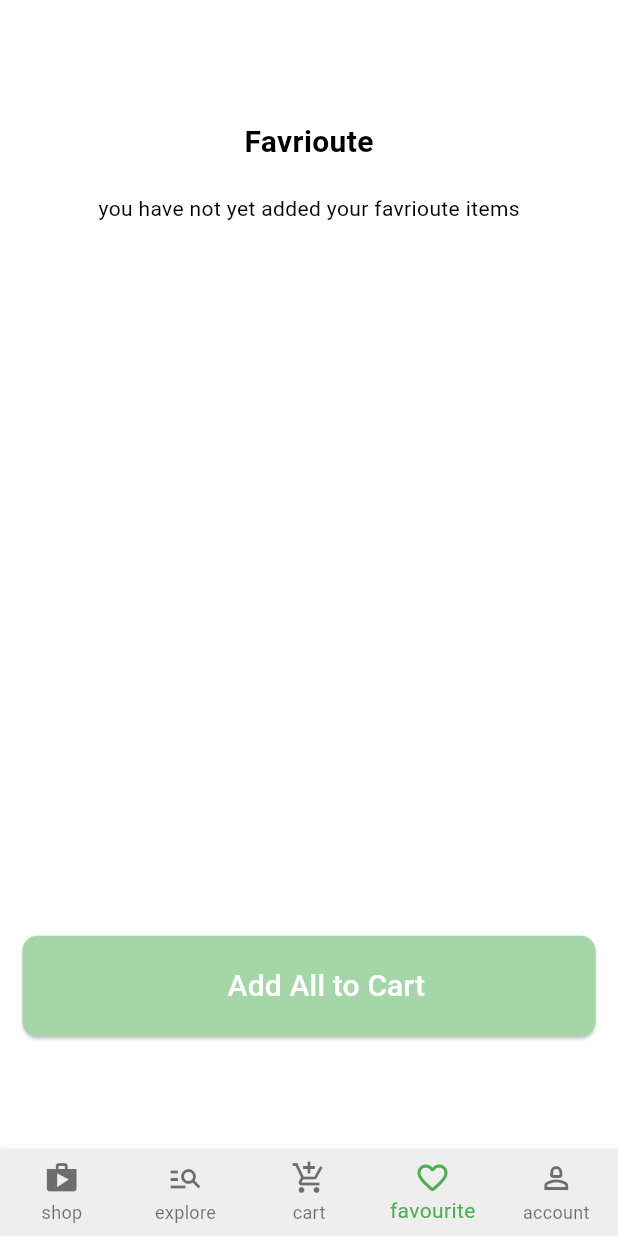
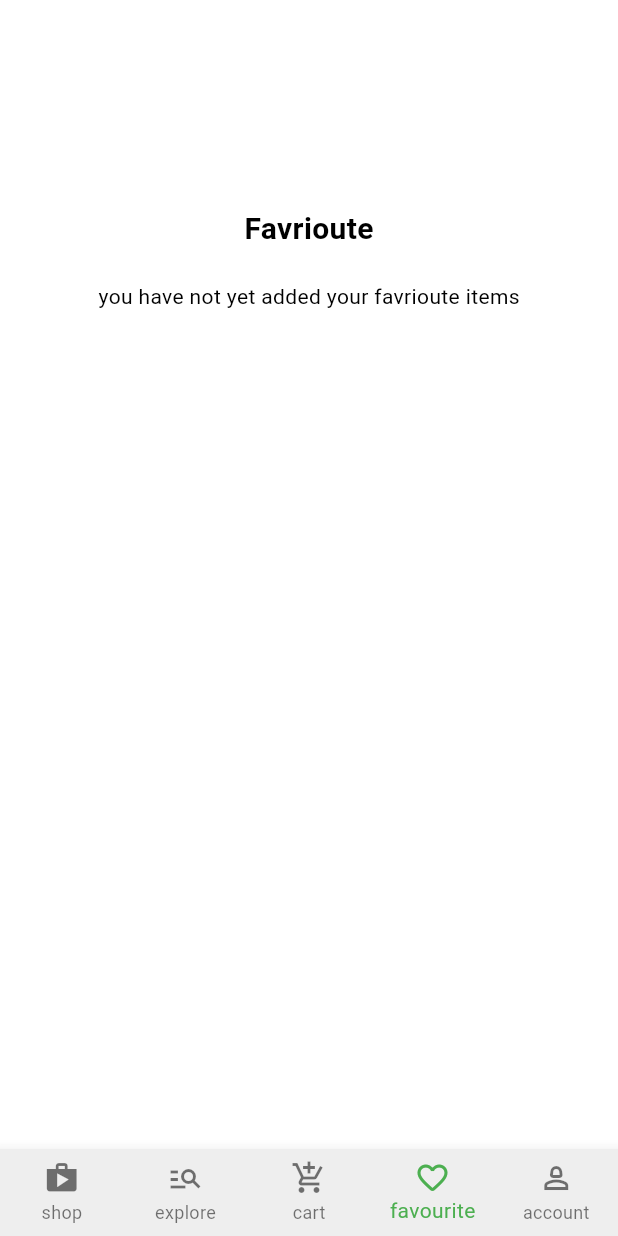
Before and after one commit to santoshsaud0232/grocerry-app, a Flutter app: the screen it shows after launch, item 4 of the bottom bar chosen, on a phone screen of 412 x 824 dp. Run offline on Flutter 3.47's test engine with Material 3 defaults, Android fonts, the phone set to English and light mode, and no system bars; our stand-ins replace country_code_picker, go_router, google_fonts, smooth_page_indicator.

Commit message:
fix the layout accordingly

```diff
--- a/lib/screens/home/favrioute/favriuote_screen.dart
+++ b/lib/screens/home/favrioute/favriuote_screen.dart
@@ -2,6 +2,7 @@ import 'package:flutter/material.dart';
 import 'package:google_fonts/google_fonts.dart';
 import 'package:grocerry_app/app_state/product_state/cartItem_state.dart';
 import 'package:grocerry_app/custom_widget/custom_button.dart';
+import 'package:grocerry_app/screens/home/common_pages/custom_snackbar.dart';
 import 'package:provider/provider.dart';
 
 class FavriouteScreen extends StatelessWidget {
@@ -9,12 +10,14 @@ class FavriouteScreen extends StatelessWidget {
 
   @override
   Widget build(BuildContext context) {
+    var provider = context.read<CartItemsProvider>();
+    var favlist = provider.favriouteItems;
+
     return Center(
       child: Padding(
         padding: const EdgeInsets.symmetric(vertical: 30),
         child: SingleChildScrollView(
-          child: Column(
-            children: [
+          child: Column(children: [
             const SizedBox(
               height: 20,
             ),
@@ -39,7 +42,10 @@ class FavriouteScreen extends StatelessWidget {
                           "you have not yet added your favrioute items",
                           style: TextStyle(color: Colors.black),
                         )
-                        : ListView.separated(
+                      : Column(
+                          children: [
+                            Expanded(
+                              child: ListView.separated(
                                 itemBuilder: (context, index) {
                                   final favItems = productList[index];
                                   return SizedBox(
@@ -50,7 +56,7 @@ class FavriouteScreen extends StatelessWidget {
                                         width: 70,
                                       ),
                                       title: Text(
-                                    "Text Can",
+                                        favItems.itemName,
                                         style: GoogleFonts.aBeeZee().copyWith(
                                           fontWeight: FontWeight.bold,
                                         ),
@@ -66,8 +72,9 @@ class FavriouteScreen extends StatelessWidget {
                                         child: Row(
                                           children: [
                                             Text(
-                                          "\$4.99",
-                                          style: GoogleFonts.aBeeZee().copyWith(
+                                              favItems.itemPrice,
+                                              style: GoogleFonts.aBeeZee()
+                                                  .copyWith(
                                                 fontWeight: FontWeight.bold,
                                                 fontSize: 15,
                                               ),
@@ -93,20 +100,27 @@ class FavriouteScreen extends StatelessWidget {
                                   );
                                 },
                                 itemCount: productList.length,
-                          );
-                  },
                               ),
-              ),
-              const SizedBox(
-                height: 20,
                             ),
                             CustomButton(
                               btnText: "Add All to Cart",
-                ontap: () {},
+                              ontap: () {
+                                for (var favItems in favlist) {
+                                  provider.addAllFavriouteItemsToCart(favItems);
+                                }
+                                ScaffoldMessenger.of(context).showSnackBar(
+                                    SnackBar(
+                                        duration: Duration(milliseconds: 300),
+                                        content: CustomSnackBar(
+                                            message:
+                                                "Item added to the cart")));
+                              },
                               backgroundColor: Colors.green.shade200,
-              ),
+                            )
                           ],
-          ),
+                        );
+                })),
+          ]),
         ),
       ),
     );
--- a/lib/screens/home/shop/Home_navigation.dart.dart
+++ b/lib/screens/home/shop/Home_navigation.dart.dart
@@ -1,5 +1,6 @@
 import 'package:flutter/material.dart';
 import 'package:grocerry_app/app_state/navigation_bar_state.dart';
+import 'package:grocerry_app/model/product_details.dart';
 
 import 'package:grocerry_app/screens/home/accounts/account_screen.dart';
 import 'package:grocerry_app/screens/home/cart/cart_screen.dart';
@@ -28,7 +29,7 @@ class _ManageNavigationScreenState extends State<ManageNavigationScreen> {
         icon: Icon(Icons.person_2_outlined), label: "account"),
   ];
   // all screen list for navigation bar
-  List<Widget> screens = const [
+  List<Widget> screens = [
     HomeScreen(),
     ExploreProductScreen(),
     CartScreen(),
```
Lines whose indentation alone changed are shown as unchanged.
